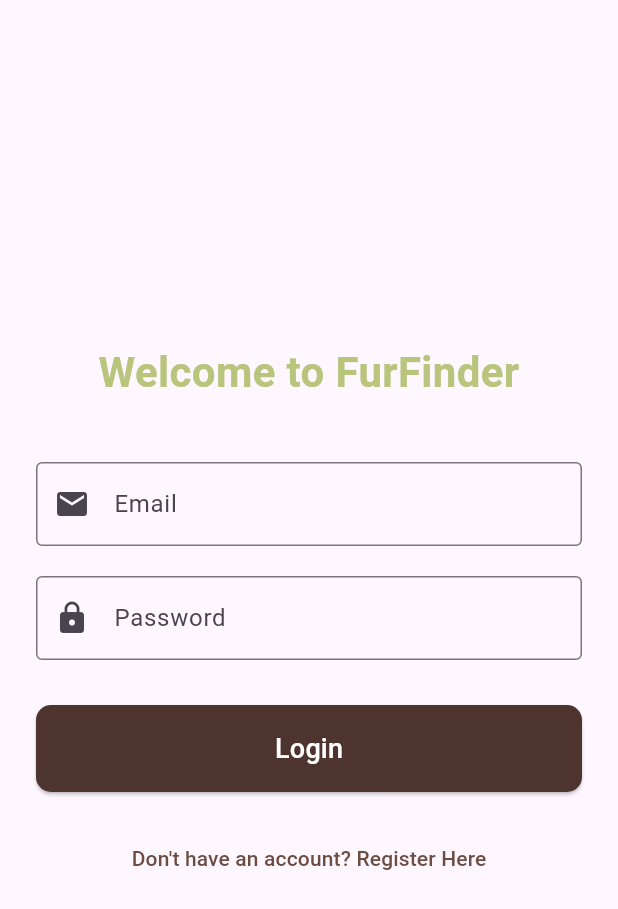
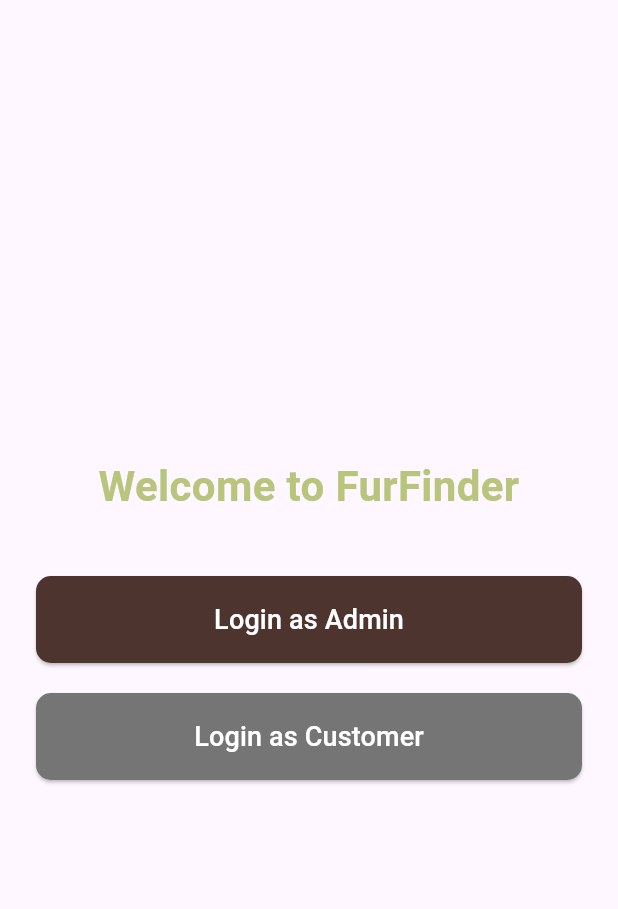
Before and after one commit to istdudeman/FurFinder, a Flutter app: the screen it shows after launch, on a phone screen of 412 x 824 dp. Shown: the top 909 px of the screen. Run offline on Flutter 3.47's test engine with Material 3 defaults, Android fonts, the phone set to English and light mode, and no system bars; our stand-ins replace supabase_flutter; missing offline and left inert: flutter_mjpeg; accounts and stored records are empty; Roboto replaces fonts that are missing (Sans).

Commit message:
admin + user login sections

```diff
--- a/furfinder/lib/main.dart
+++ b/furfinder/lib/main.dart
@@ -1,7 +1,7 @@
 // furfinder/lib/main.dart
 import 'package:flutter/material.dart';
 import 'package:supabase_flutter/supabase_flutter.dart';
-import '../pages/login_page.dart'; // Import the new login page
+import '../pages/login_page.dart'; // Import the new login page (now role selection)
 
 void main() async {
   // Wajib untuk inisialisasi sebelum runApp
@@ -28,7 +28,7 @@
         primarySwatch: Colors.brown,
         visualDensity: VisualDensity.adaptivePlatformDensity,
       ),
-      home: const LoginPage(), // Start with the LoginPage
+      home: const LoginPage(), // Start with the LoginPage (now role selection)
     );
   }
 }
--- a/furfinder/lib/pages/login_page.dart
+++ b/furfinder/lib/pages/login_page.dart
@@ -3,112 +3,17 @@
 import 'package:supabase_flutter/supabase_flutter.dart';
 import '../models/user_role.dart';
 import 'pet_homepage.dart';
+import 'admin_login_page.dart'; // New import
+import 'customer_login_page.dart'; // New import
 
-class LoginPage extends StatefulWidget {
+class LoginPage extends StatelessWidget { // Changed to StatelessWidget
   const LoginPage({super.key});
-
-  @override
-  State<LoginPage> createState() => _LoginPageState();
-}
-
-class _LoginPageState extends State<LoginPage> {
-  final TextEditingController _emailController = TextEditingController();
-  final TextEditingController _passwordController = TextEditingController();
-  bool _isLoading = false;
-
-  Future<void> _signIn() async {
-    setState(() {
-      _isLoading = true;
-    });
-
-    try {
-      final AuthResponse response = await Supabase.instance.client.auth.signInWithPassword(
-        email: _emailController.text.trim(),
-        password: _passwordController.text.trim(),
-      );
-
-      if (response.user != null) {
-        // Fetch user role after successful login
-        final userRole = await _fetchUserRole(response.user!.id);
-
-        if (mounted) {
-          if (userRole != null) {
-            Navigator.pushReplacement(
-              context,
-              MaterialPageRoute(
-                builder: (_) => PetHomePage(role: userRole),
-              ),
-            );
-          } else {
-            ScaffoldMessenger.of(context).showSnackBar(
-              const SnackBar(content: Text('Failed to retrieve user role.')),
-            );
-          }
-        }
-      } else {
-        if (mounted) {
-          ScaffoldMessenger.of(context).showSnackBar(
-            const SnackBar(content: Text('Login failed. Please check your credentials.')),
-          );
-        }
-      }
-    } on AuthException catch (e) {
-      if (mounted) {
-        ScaffoldMessenger.of(context).showSnackBar(
-          SnackBar(content: Text(e.message)),
-        );
-      }
-    } catch (e) {
-      if (mounted) {
-        ScaffoldMessenger.of(context).showSnackBar(
-          SnackBar(content: Text('An unexpected error occurred: $e')),
-        );
-      }
-    } finally {
-      if (mounted) {
-        setState(() {
-          _isLoading = false;
-        });
-      }
-    }
-  }
-
-  Future<UserRole?> _fetchUserRole(String userId) async {
-    try {
-      // Assuming 'profiles' table stores user metadata including role
-      // You might need to adjust 'profiles' to 'users' if roles are directly in 'users' table
-      final response = await Supabase.instance.client
-          .from('profiles') // Or 'users' if your roles are there
-          .select('role') // Assuming you have a 'role' column
-          .eq('id', userId)
-          .single();
-
-      if (response != null && response['role'] != null) {
-        final String roleString = response['role'];
-        if (roleString == 'admin') {
-          return UserRole.admin;
-        } else if (roleString == 'customer') {
-          return UserRole.customer;
-        }
-      }
-    } catch (e) {
-      debugPrint('Error fetching user role: $e');
-    }
-    return null;
-  }
-
-  @override
-  void dispose() {
-    _emailController.dispose();
-    _passwordController.dispose();
-    super.dispose();
-  }
 
   @override
   Widget build(BuildContext context) {
     return Scaffold(
       body: Center(
-        child: SingleChildScrollView(
+        child: Padding(
           padding: const EdgeInsets.all(24.0),
           child: Column(
             mainAxisAlignment: MainAxisAlignment.center,
@@ -124,28 +29,13 @@
                 ),
               ),
               const SizedBox(height: 40),
-              TextField(
-                controller: _emailController,
-                decoration: const InputDecoration(
-                  labelText: 'Email',
-                  border: OutlineInputBorder(),
-                  prefixIcon: Icon(Icons.email),
-                ),
-                keyboardType: TextInputType.emailAddress,
-              ),
-              const SizedBox(height: 20),
-              TextField(
-                controller: _passwordController,
-                decoration: const InputDecoration(
-                  labelText: 'Password',
-                  border: OutlineInputBorder(),
-                  prefixIcon: Icon(Icons.lock),
-                ),
-                obscureText: true,
-              ),
-              const SizedBox(height: 30),
               ElevatedButton(
-                onPressed: _isLoading ? null : _signIn,
+                onPressed: () {
+                  Navigator.push(
+                    context,
+                    MaterialPageRoute(builder: (_) => const AdminLoginPage()), // Navigate to Admin Login
+                  );
+                },
                 style: ElevatedButton.styleFrom(
                   backgroundColor: Colors.brown[800],
                   padding: const EdgeInsets.symmetric(vertical: 16),
@@ -153,24 +43,29 @@
                     borderRadius: BorderRadius.circular(10),
                   ),
                 ),
-                child: _isLoading
-                    ? const CircularProgressIndicator(color: Colors.white)
-                    : const Text(
-                        'Login',
-                        style: TextStyle(fontSize: 18, color: Colors.white),
-                      ),
+                child: const Text(
+                  'Login as Admin',
+                  style: TextStyle(fontSize: 18, color: Colors.white),
+                ),
               ),
               const SizedBox(height: 20),
-              TextButton(
+              ElevatedButton(
                 onPressed: () {
-                  // TODO: Implement navigation to a registration page or forgot password
-                  ScaffoldMessenger.of(context).showSnackBar(
-                    const SnackBar(content: Text('Registration/Forgot Password functionality not implemented yet.')),
+                  Navigator.push(
+                    context,
+                    MaterialPageRoute(builder: (_) => const CustomerLoginPage()), // Navigate to Customer Login
                   );
                 },
-                child: Text(
-                  'Don\'t have an account? Register Here',
-                  style: TextStyle(color: Colors.brown[600]),
+                style: ElevatedButton.styleFrom(
+                  backgroundColor: Colors.grey[600], // Different color for customer button
+                  padding: const EdgeInsets.symmetric(vertical: 16),
+                  shape: RoundedRectangleBorder(
+                    borderRadius: BorderRadius.circular(10),
+                  ),
+                ),
+                child: const Text(
+                  'Login as Customer',
+                  style: TextStyle(fontSize: 18, color: Colors.white),
                 ),
               ),
             ],
```
Also changed, not shown: furfinder/lib/pages/admin_login_page.dart (added, +184 -0 lines), furfinder/lib/pages/customer_login_page.dart (added, +184 -0 lines).
